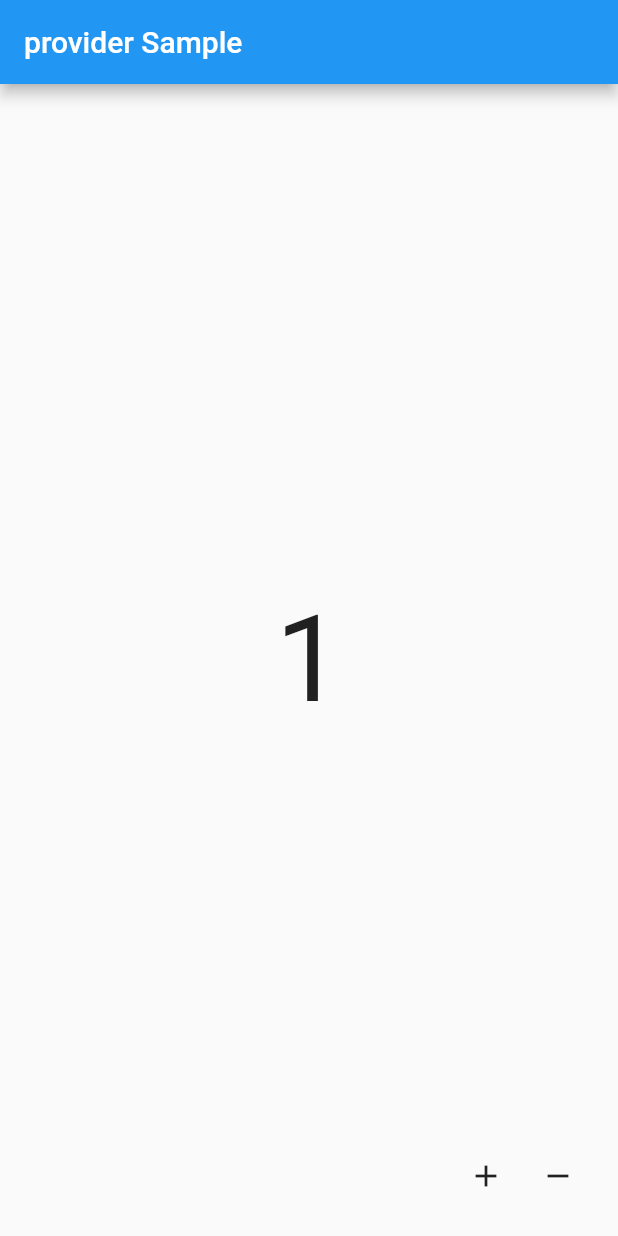
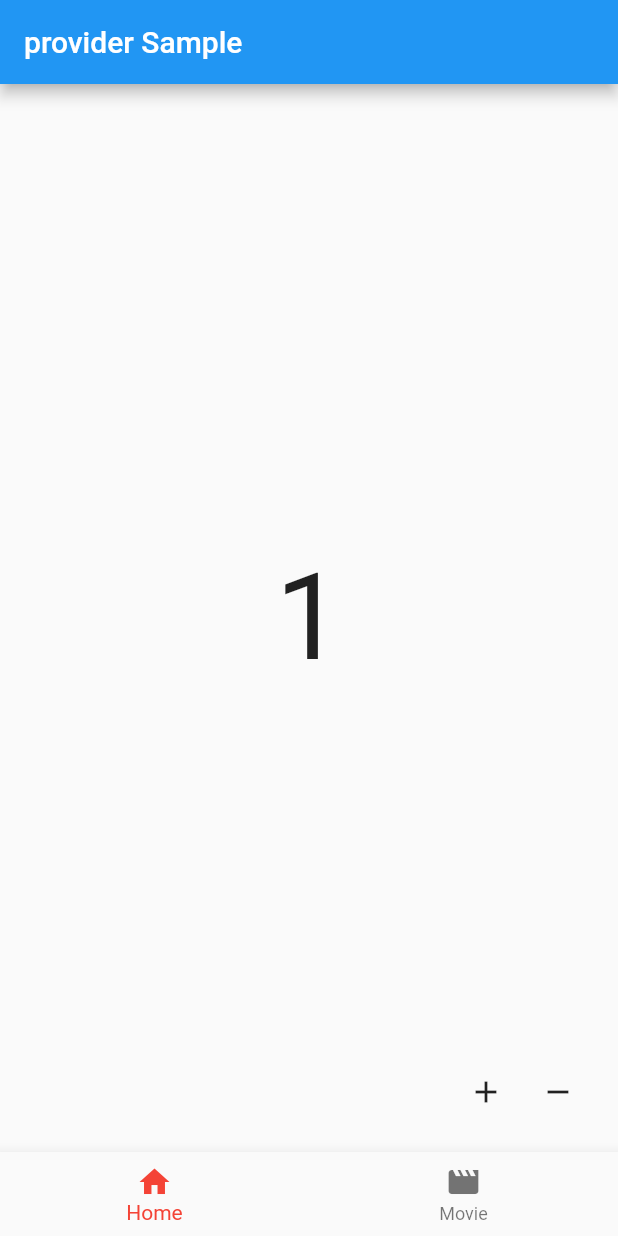
Before and after one commit to kicok/flutter_provider_sample, a Flutter app: the screen it shows after launch, after a tap on the "add" icon, on a phone screen of 412 x 824 dp. Run offline on Flutter 3.47's test engine with Material 2 defaults, Android fonts, the phone set to English and light mode, and no system bars.

Commit message:
MultiProvider

```diff
--- a/lib/main.dart
+++ b/lib/main.dart
@@ -1,4 +1,5 @@
 import 'package:flutter/material.dart';
+import 'package:flutter_provider_sample/src/provider/bottom_navigation_provider.dart';
 import 'package:flutter_provider_sample/src/provider/count_provider.dart';
 import 'package:provider/provider.dart';
 
@@ -18,9 +19,13 @@ class MyApp extends StatelessWidget {
       theme: ThemeData(
         primarySwatch: Colors.blue,
       ),
-      home: ChangeNotifierProvider(
-        create: (context) => CountProvider(),
-        child: const Home(),
+      home: MultiProvider(
+        providers: [
+          ChangeNotifierProvider<CountProvider>(create: (_) => CountProvider()),
+          ChangeNotifierProvider<BottomNavigationProvider>(
+              create: (_) => BottomNavigationProvider()),
+        ],
+        child: Home(),
       ),
     );
   }
--- a/lib/src/home.dart
+++ b/lib/src/home.dart
@@ -2,20 +2,49 @@ import 'package:flutter/material.dart';
 import 'package:flutter_provider_sample/src/provider/count_provider.dart';
 import 'package:provider/provider.dart';
 
+import 'provider/bottom_navigation_provider.dart';
 import 'ui/count_home_widget.dart';
 
 class Home extends StatelessWidget {
-  const Home({Key? key}) : super(key: key);
+  Home({Key? key}) : super(key: key);
+
+  late final CountProvider _countProvider;
+  late final BottomNavigationProvider _bottomNavigationProvider;
+
+  Widget _navigationBody() {
+    return Container();
+  }
+
+  Widget _bottomNavigationBarWidget() {
+    return Consumer<BottomNavigationProvider>(
+      builder: (context, provider, child) {
+        return BottomNavigationBar(
+          items: const [
+            BottomNavigationBarItem(icon: Icon(Icons.home), label: 'Home'),
+            BottomNavigationBarItem(icon: Icon(Icons.movie), label: 'Movie'),
+          ],
+          currentIndex: _bottomNavigationProvider.currentIndex,
+          selectedItemColor: Colors.red,
+          onTap: (index) {
+            _bottomNavigationProvider.updateCurrentPage(index);
+          },
+        );
+      },
+    );
+  }
 
   @override
   Widget build(BuildContext context) {
-    CountProvider _countProvider =
-        Provider.of<CountProvider>(context, listen: false);
+    print('Build home');
+    _countProvider = Provider.of<CountProvider>(context, listen: false);
+    _bottomNavigationProvider =
+        Provider.of<BottomNavigationProvider>(context, listen: false);
     return Scaffold(
       appBar: AppBar(
         title: const Text('provider Sample'),
       ),
-      body: const CountHomeWidget(),
+      body: const CountHomeWidget(), //_navigationBody(),
+      bottomNavigationBar: _bottomNavigationBarWidget(),
       floatingActionButton: Row(
         mainAxisAlignment: MainAxisAlignment.end,
         children: [
--- /dev/null
+++ b/lib/src/provider/bottom_navigation_provider.dart
@@ -0,0 +1,11 @@
+import 'package:flutter/foundation.dart';
+
+class BottomNavigationProvider extends ChangeNotifier {
+  int _index = 0;
+  int get currentIndex => _index;
+
+  updateCurrentPage(int index) {
+    _index = index;
+    notifyListeners();
+  }
+}
--- a/lib/src/provider/count_provider.dart
+++ b/lib/src/provider/count_provider.dart
@@ -1,4 +1,4 @@
-import 'package:flutter/material.dart';
+import 'package:flutter/foundation.dart';
 
 class CountProvider extends ChangeNotifier {
   int _count = 0;
```
